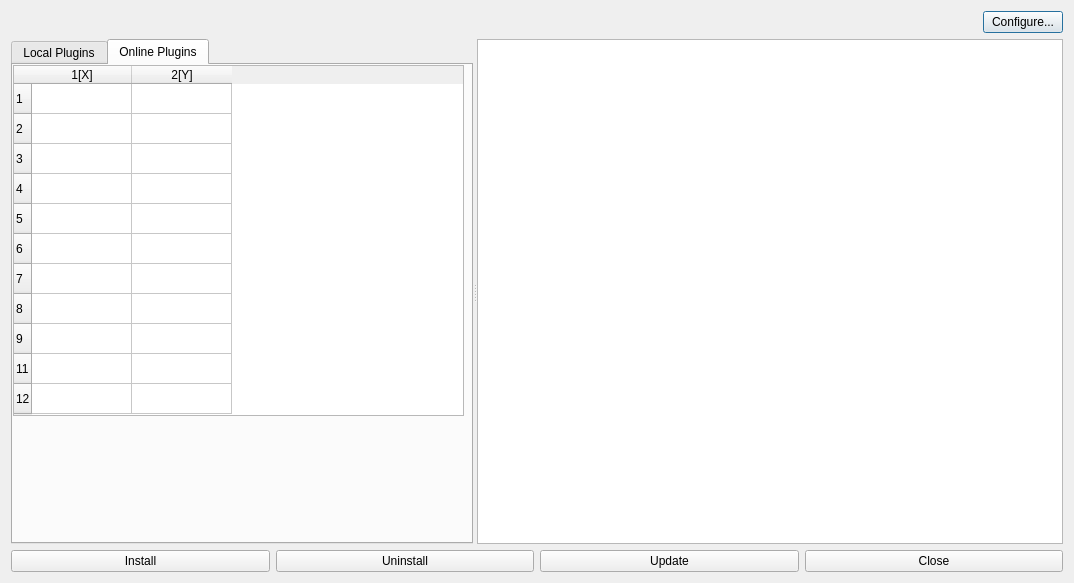
Before: the Qt Designer form app/src/rps/pluginBrower/plugininstallerbrowser.ui in LabRPS/LabRPS, drawn with Qt 5.
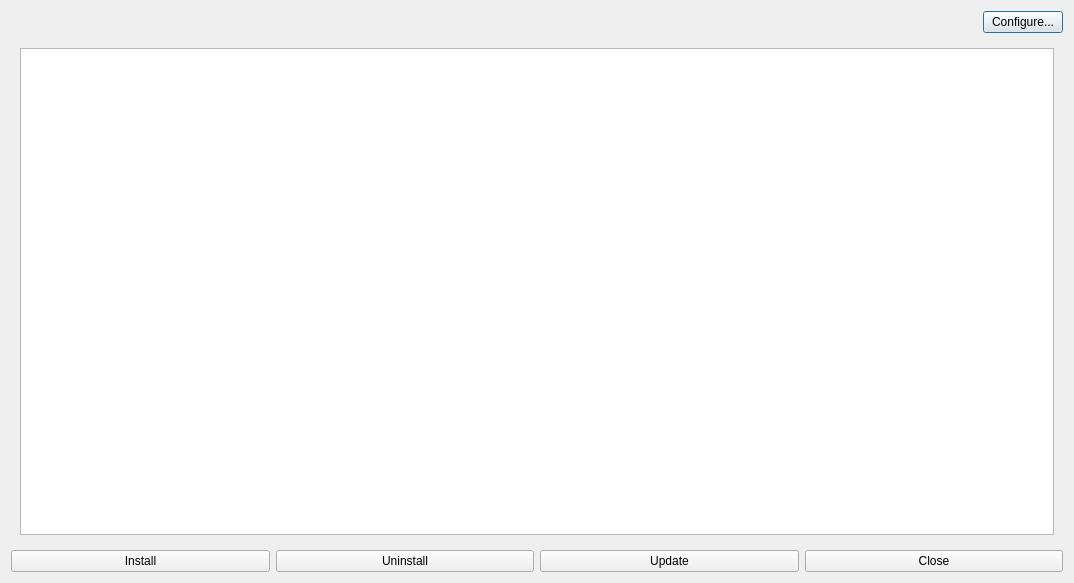
After: the same form once the commit is applied. The open tabs and pages were chosen to show the change.

Commit message: list changed to table for plugin browser

```diff
--- a/app/src/rps/pluginBrower/plugininstallerbrowser.ui
+++ b/app/src/rps/pluginBrower/plugininstallerbrowser.ui
@@ -39,26 +39,12 @@
     </layout>
    </item>
    <item>
-    <widget class="QSplitter" name="splitter">
-     <property name="orientation">
-      <enum>Qt::Horizontal</enum>
-     </property>
-     <widget class="QTabWidget" name="tabWidget">
-      <property name="currentIndex">
-       <number>0</number>
-      </property>
-      <widget class="QWidget" name="tab_Local">
-       <attribute name="title">
-        <string>Local Plugins</string>
-       </attribute>
-       <widget class="QWidget" name="verticalLayoutWidget">
-        <property name="geometry">
-         <rect>
-          <x>10</x>
-          <y>9</y>
-          <width>441</width>
-          <height>571</height>
-         </rect>
+    <widget class="QFrame" name="horizontalFrame">
+     <layout class="QHBoxLayout" name="horizontalLayout_2">
+      <item>
+       <widget class="QTableWidget" name="tableWidget">
+        <property name="sizeAdjustPolicy">
+         <enum>QAbstractScrollArea::AdjustIgnored</enum>
         </property>
         <layout class="QVBoxLayout" name="verticalLayout_3">
          <item>
@@ -82,93 +68,8 @@
          </item>
         </layout>
        </widget>
-      </widget>
-      <widget class="QWidget" name="tab_Online">
-       <attribute name="title">
-        <string>Online Plugins</string>
-       </attribute>
-       <widget class="QTableWidget" name="previewTableWidget">
-        <property name="geometry">
-         <rect>
-          <x>0</x>
-          <y>0</y>
-          <width>451</width>
-          <height>351</height>
-         </rect>
-        </property>
-        <row>
-         <property name="text">
-          <string>1</string>
-         </property>
-        </row>
-        <row>
-         <property name="text">
-          <string>2</string>
-         </property>
-        </row>
-        <row>
-         <property name="text">
-          <string>3</string>
-         </property>
-        </row>
-        <row>
-         <property name="text">
-          <string>4</string>
-         </property>
-        </row>
-        <row>
-         <property name="text">
-          <string>5</string>
-         </property>
-        </row>
-        <row>
-         <property name="text">
-          <string>6</string>
-         </property>
-        </row>
-        <row>
-         <property name="text">
-          <string>7</string>
-         </property>
-        </row>
-        <row>
-         <property name="text">
-          <string>8</string>
-         </property>
-        </row>
-        <row>
-         <property name="text">
-          <string>9</string>
-         </property>
-        </row>
-        <row>
-         <property name="text">
-          <string>11</string>
-         </property>
-        </row>
-        <row>
-         <property name="text">
-          <string>12</string>
-         </property>
-        </row>
-        <column>
-         <property name="text">
-          <string>1[X]</string>
-         </property>
-        </column>
-        <column>
-         <property name="text">
-          <string>2[Y]</string>
-         </property>
-        </column>
-       </widget>
-      </widget>
-     </widget>
-     <widget class="QTextBrowser" name="textBrowser">
-      <property name="tabStopDistance">
-       <double>80.000000000000000</double>
-      </property>
-     </widget>
+      </item>
+     </layout>
     </widget>
    </item>
    <item>
```
Left out of the diff: 21 changed lines with no effect on the pictures. The commit also changes 1 other file.
